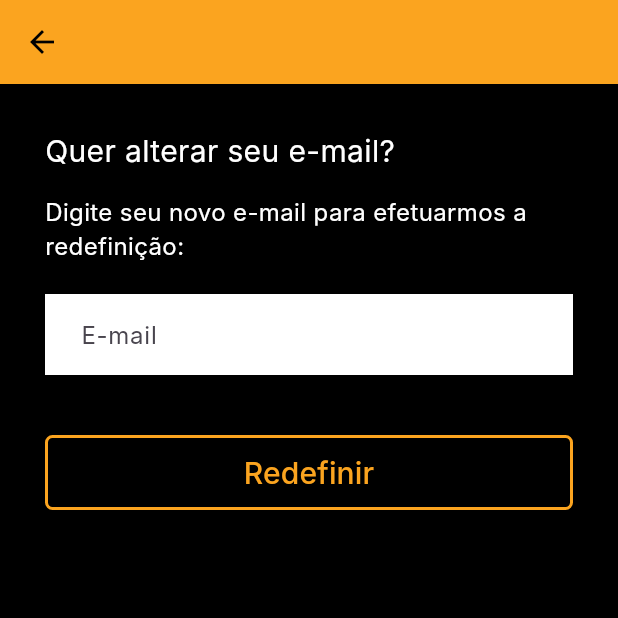
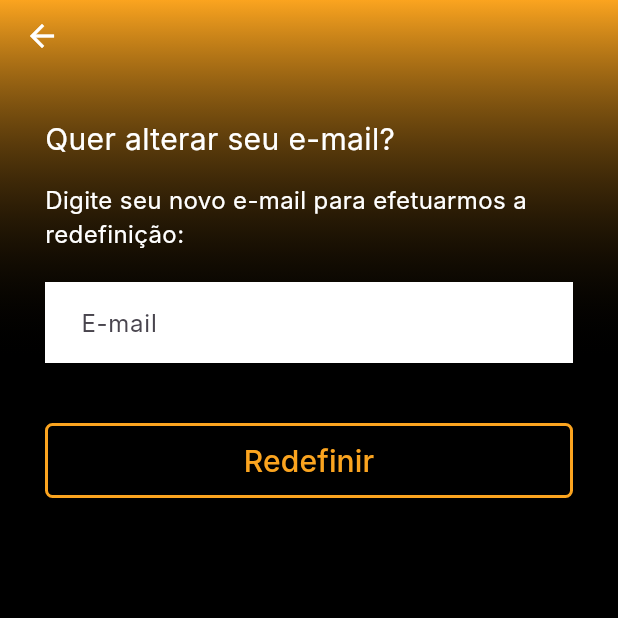
Before and after one commit to tokujiTO/PII4S_images_generator, a Flutter app: the ChangeEmailPage screen opened directly, on a phone screen of 412 x 824 dp, the top half of it. Run offline on Flutter 3.47's test engine with Material 3 defaults, Android fonts, the phone set to English and light mode, and no system bars; our stand-ins replace device_preview, flutter_screenutil; Roboto replaces fonts that are missing (Inter).

Commit message:
feat: fix app bar on change email page

```diff
--- a/lib/app/pages/change_email_page.dart
+++ b/lib/app/pages/change_email_page.dart
@@ -13,6 +13,7 @@ class _ChangeEmailPageState extends State<ChangeEmailPage> {
 
   @override
   Widget build(BuildContext context) {
+    // cor mesma do brilho
     const Color highlightColor = AppColors.yellow;
 
     Widget currentStepWidget;
@@ -31,21 +32,60 @@ class _ChangeEmailPageState extends State<ChangeEmailPage> {
     }
 
     return Scaffold(
-      backgroundColor: Colors.black,
-      appBar: AppBar(
-        backgroundColor: (AppColors.yellow),
-        elevation: 0,
-        leading: IconButton(
-          icon: const Icon(Icons.arrow_back, color: Colors.black),
+      backgroundColor: AppColors.background ,
+      body: Stack( // Usar Stack para sobrepor o brilho
+        children: [
+          // 1. Efeito de brilho verde/ciano no topo
+          Positioned(
+            top: 0,
+            left: 0,
+            right: 0,
+            child: Container(
+              height: 240, // Altura da área do brilho
+              decoration: BoxDecoration(
+                gradient: LinearGradient(
+                  begin: Alignment.topCenter,
+                  end: Alignment.bottomCenter,
+                  colors: [
+                    // Cor ciano com opacidade para criar o efeito de "glow"
+                    AppColors.yellow.withOpacity(1.0),
+                    Colors.transparent,
+                  ],
+                ),
+              ),
+            ),
+          ),
+
+          // 2. Conteúdo da página (AppBar customizado + Steps)
+          SafeArea(
+            child: Column(
+              children: [
+                // 2a. AppBar customizado (apenas o botão de voltar)
+                Padding(
+                  padding: const EdgeInsets.symmetric(horizontal: 4.0),
+                  child: Row(
+                    children: [
+                      IconButton(
+                        icon: const Icon(Icons.arrow_back, color: Colors.white),
                         onPressed: () => Navigator.of(context).pop(),
                       ),
+                    ],
                   ),
-      body: Padding(
+                ),
+                // 2b. O conteúdo dos steps
+                Expanded(
+                  child: Padding(
                     padding: const EdgeInsets.all(30.0),
                     child: AnimatedSwitcher(
                       duration: const Duration(milliseconds: 300),
                       child: currentStepWidget,
                     ),
+                  ),
+                ),
+              ],
+            ),
+          ),
+        ],
       ),
     );
   }
```
Lines whose indentation alone changed are shown as unchanged.
